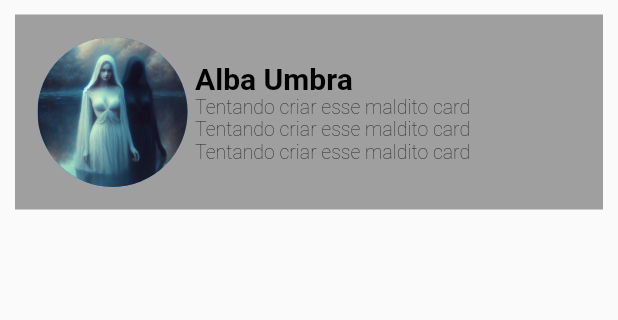
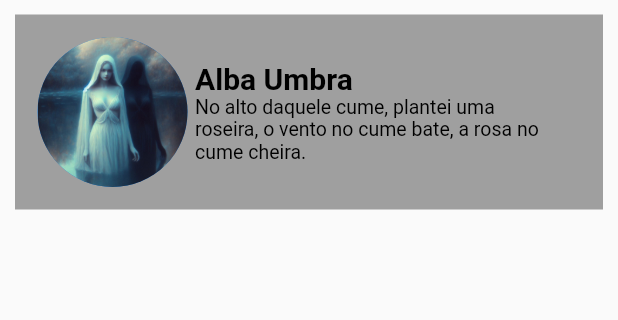
Before and after one commit to JoaoMarceloDMSilva/flutter_writing_app, a Flutter app: the screen it shows after launch, on a phone screen of 412 x 824 dp, the part 32-352 px from its top. Run offline on Flutter 3.47's test engine with Material 2 defaults, Android fonts, the phone set to English and light mode, and no system bars.

```diff
--- a/lib/cosntants/texto_descricao.dart
+++ b/lib/cosntants/texto_descricao.dart
@@ -10,10 +10,10 @@ class TextDescricao extends StatelessWidget {
   Widget build(BuildContext context) {
     return Text(
       descricao,
-      style: TextStyle(
+      style: const TextStyle(
         fontSize: 13,
         color: Colors.black,
-        fontWeight: FontWeight.w100,
+        fontWeight: FontWeight.w400,
       ),
     );
   }
--- a/lib/main.dart
+++ b/lib/main.dart
@@ -1,4 +1,5 @@
 import 'package:flutter/material.dart';
+//import 'package:flutter_writing_app/my_widgets/home_appbar.dart';
 import 'package:flutter_writing_app/pages/initial_screen.dart';
 
 void main(List<String> args) {
@@ -10,6 +11,7 @@ class MyApp extends StatelessWidget {
   @override
   Widget build(BuildContext context) {
     return MaterialApp(
+      //home: const HomeAppBar(),
       initialRoute: "/",
       routes: {
         "/":(context) => InitialScreen(),
--- a/lib/my_widgets/card_image.dart
+++ b/lib/my_widgets/card_image.dart
@@ -35,7 +35,7 @@ class CardImage extends StatelessWidget {
                   TextTitulo(titulo: "Alba Umbra"),
                   TextDescricao(
                     descricao:
-                        "Tentando criar esse maldito card Tentando criar esse maldito card Tentando criar esse maldito card",
+                        "No alto daquele cume, plantei uma roseira, o vento no cume bate, a rosa no cume cheira.",
                   )
                 ],
               ),
```
Also changed, not shown: lib/my_widgets/home_appbar.dart (added, +21 -0 lines).
